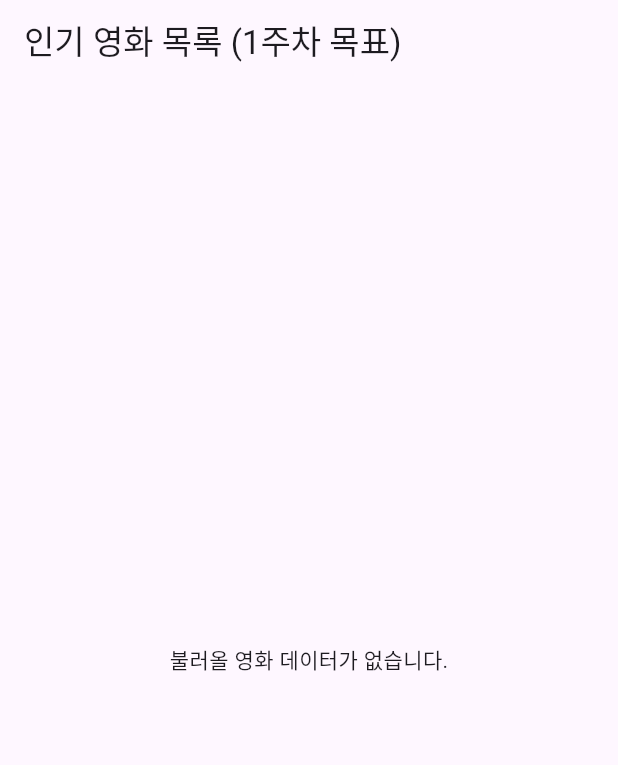
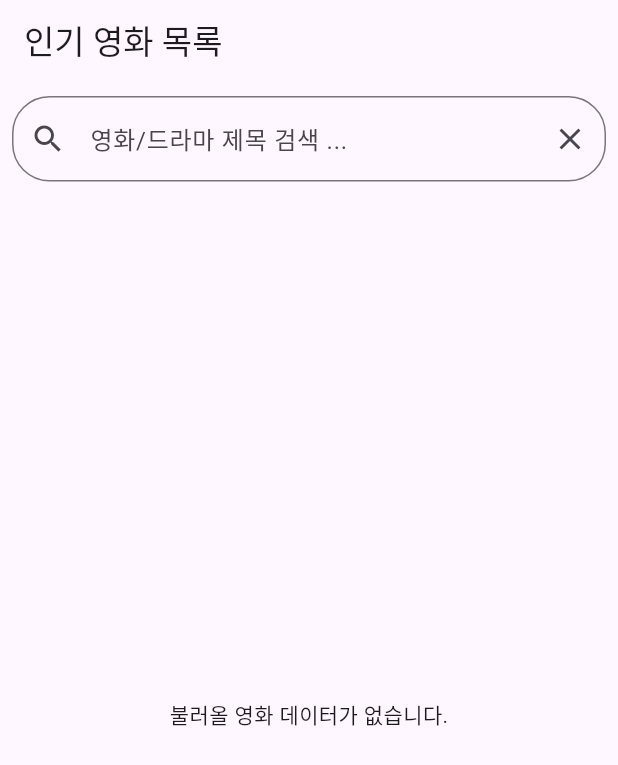
Before and after one commit to sjlee-02/flutter_teamproject, a Flutter app: the screen it shows after launch, on a phone screen of 412 x 824 dp. Shown: the top 765 px of the screen. Run offline on Flutter 3.47's test engine with Material 3 defaults, Android fonts, the phone set to English and light mode, and no system bars; our stand-ins replace cached_network_image, firebase_core; accounts and stored records are empty; network calls fail.

Commit message:
파이어 베이스 연결 및 1주차 검색기능수정추가

```diff
--- a/lib/constants.dart
+++ b/lib/constants.dart
@@ -1,4 +1,5 @@
 // lib/constants.dart
+//API 인증 키와 서버 주소를 저장
 
 //  발급 받은 API 키
 const String TMDB_API_KEY = "855e5e919d6f902aca52487fd4a091cb";
--- a/lib/main.dart
+++ b/lib/main.dart
@@ -1,4 +1,5 @@
 // lib/main.dart
+//통신 상태를 처리하며 영화 포스터 목록을 화면에 표시하는 메인 화면
 
 import 'package:flutter/material.dart';
 import 'services/api_service.dart';
@@ -18,36 +19,96 @@ class MyApp extends StatelessWidget {
     return MaterialApp(
       title: '시네마 로그',
       theme: ThemeData(primarySwatch: Colors.blueGrey),
-      home: const PopularMoviesScreen(),
+      home: const SearchMoviesScreen(),
     );
   }
 }
 
-class PopularMoviesScreen extends StatefulWidget {
-  const PopularMoviesScreen({super.key});
+class SearchMoviesScreen extends StatefulWidget {
+  const SearchMoviesScreen({super.key});
 
   @override
-  State<PopularMoviesScreen> createState() => _PopularMoviesScreenState();
+  State<SearchMoviesScreen> createState() => _SearchMoviesScreenState();
 }
 
-class _PopularMoviesScreenState extends State<PopularMoviesScreen> {
-  // 1. FutureBuilder에 사용할 데이터를 가져오는 Future 변수 선언
-  late Future<List<Movie>> _popularMovies;
+class _SearchMoviesScreenState extends State<SearchMoviesScreen> {
+  //  현재 화면에 표시할 데이터를 관리하는 Future 변수
+  late Future<List<Movie>> _movieData;
+  //  검색어 입력을 받을 TextEditingController
+  final TextEditingController _searchController = TextEditingController();
+  //  현재 검색어를 저장하는 변수 (빈 문자열이면 인기 목록)
+  String _currentQuery = '';
 
   @override
   void initState() {
     super.initState();
-    // 2. 화면이 로드될 때 API 호출 시작
-    _popularMovies = ApiService().fetchPopularMovies();
+    // 초기에는 인기 영화 목록을 가져옵니다.
+    _movieData = ApiService().fetchPopularMovies();
+  }
+
+  //  검색 로직을 실행하는 함수
+  void _performSearch(String query) {
+    // 공백 제거 후 검색어 확인
+    final trimmedQuery = query.trim();
+
+    if (trimmedQuery.isNotEmpty) {
+      // 검색어가 있으면 searchMovies 호출
+      setState(() {
+        _currentQuery = trimmedQuery;
+        _movieData = ApiService().searchMovies(trimmedQuery);
+      });
+    } else {
+      // 검색어가 비어있으면 다시 인기 목록을 보여줍니다.
+      setState(() {
+        _currentQuery = '';
+        _movieData = ApiService().fetchPopularMovies();
+      });
+    }
+  }
+
+  @override
+  void dispose() {
+    _searchController.dispose();
+    super.dispose();
   }
 
   @override
   Widget build(BuildContext context) {
     return Scaffold(
-      appBar: AppBar(title: const Text('인기 영화 목록 (1주차 목표)')),
-      // 3. FutureBuilder를 사용하여 비동기 데이터 처리
-      body: FutureBuilder<List<Movie>>(
-        future: _popularMovies,
+      appBar: AppBar(
+        title: Text(
+          _currentQuery.isEmpty ? '인기 영화 목록' : '검색 결과: "$_currentQuery"',
+        ),
+      ),
+      body: Column(
+        children: [
+          //  검색 필드 UI 추가 (사용자 입력)
+          Padding(
+            padding: const EdgeInsets.all(8.0),
+            child: TextField(
+              controller: _searchController,
+              decoration: InputDecoration(
+                hintText: '영화/드라마 제목 검색 ...',
+                prefixIcon: const Icon(Icons.search),
+                suffixIcon: IconButton(
+                  icon: const Icon(Icons.clear),
+                  onPressed: () {
+                    // 검색 필드 초기화 및 인기 목록 복원
+                    _searchController.clear();
+                    _performSearch('');
+                  },
+                ),
+                border: const OutlineInputBorder(
+                  borderRadius: BorderRadius.all(Radius.circular(25.0)),
+                ),
+              ),
+              onSubmitted: _performSearch, //  엔터키 입력 시 검색 실행
+            ),
+          ),
+          //  검색 결과를 표시할 영역 (확장)
+          Expanded(
+            child: FutureBuilder<List<Movie>>(
+              future: _movieData,
               builder: (context, snapshot) {
                 // 로딩 중일 때
                 if (snapshot.connectionState == ConnectionState.waiting) {
@@ -57,30 +118,40 @@ class _PopularMoviesScreenState extends State<PopularMoviesScreen> {
                 else if (snapshot.hasError) {
                   return Center(child: Text('에러 발생: ${snapshot.error}'));
                 }
-          // 데이터가 비어 있을 때 (API 호출 실패 또는 결과 없음)
+                // 데이터가 비어 있을 때
                 else if (!snapshot.hasData || snapshot.data!.isEmpty) {
-            return const Center(child: Text('불러올 영화 데이터가 없습니다.'));
+                  return Center(
+                    child: Text(
+                      _currentQuery.isEmpty
+                          ? '불러올 영화 데이터가 없습니다.'
+                          : '검색 결과가 없습니다. 다시 시도해 보세요.',
+                    ),
+                  );
                 }
                 // 데이터 로드 성공 시
                 else {
                   final List<Movie> movies = snapshot.data!;
-            // 4. 데이터를 GridView로 표시 (포스터 기반 리스트)
                   return GridView.builder(
                     padding: const EdgeInsets.all(10),
-              gridDelegate: const SliverGridDelegateWithFixedCrossAxisCount(
-                crossAxisCount: 2, // 한 줄에 2개의 아이템
-                childAspectRatio: 0.7, // 아이템 비율 (세로로 길게)
+                    gridDelegate:
+                        const SliverGridDelegateWithFixedCrossAxisCount(
+                          crossAxisCount: 2,
+                          childAspectRatio: 0.7,
                           crossAxisSpacing: 10,
                           mainAxisSpacing: 10,
                         ),
                     itemCount: movies.length,
                     itemBuilder: (context, index) {
                       final Movie movie = movies[index];
+                      // MoviePosterItem 위젯을 사용하여 각 아이템 표시
                       return MoviePosterItem(movie: movie);
                     },
                   );
                 }
               },
+            ),
+          ),
+        ],
       ),
     );
   }
@@ -102,7 +173,6 @@ class MoviePosterItem extends StatelessWidget {
     return Column(
       crossAxisAlignment: CrossAxisAlignment.stretch,
       children: [
-        // 5. CachedNetworkImage를 사용하여 포스터 이미지 표시
         Expanded(
           child: ClipRRect(
             borderRadius: BorderRadius.circular(8.0),
@@ -117,7 +187,6 @@ class MoviePosterItem extends StatelessWidget {
           ),
         ),
         const SizedBox(height: 5),
-        // 6. 영화 제목과 평점 표시
         Text(
           movie.title,
           maxLines: 1,
--- a/lib/models/movie.dart
+++ b/lib/models/movie.dart
@@ -1,4 +1,5 @@
 // lib/models/movie.dart
+//JSON 데이터를 Dart 객체로 안전하게 변환하는 모델 클래스
 
 class Movie {
   final int id;
```
Also changed, not shown: lib/services/api_service.dart (+37 -10 lines), firebase.json (added), lib/firebase_options.dart (added), 4 other files. Lines whose indentation alone changed are shown as unchanged.
